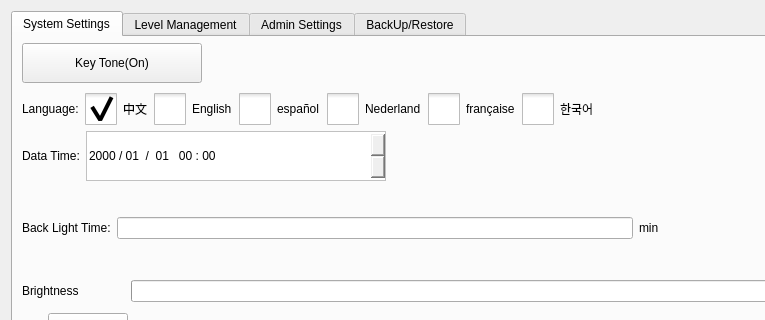
The window that hcsettings/ichcsystemsettingsframe.ui (dongdong-2009/3-5AxisRobot) describes before a commit, drawn with Qt 5; both pictures show x 0 to 765 and y 0 to 320 of the 1196 by 463 pixel window.
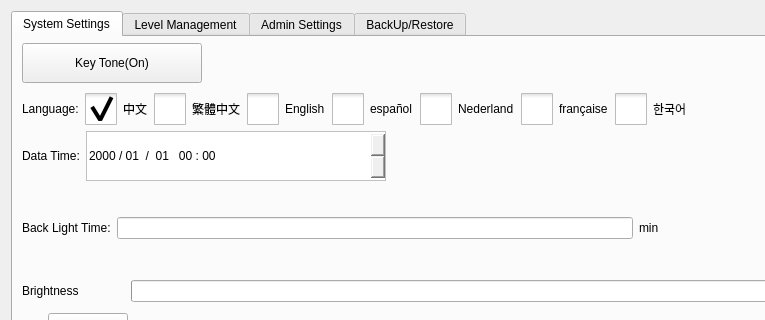
The same window after the commit. Icons and pictures are not drawn. Custom widgets are drawn as their Qt base class.

Diff of the .ui file:
```diff
--- a/hcsettings/ichcsystemsettingsframe.ui
+++ b/hcsettings/ichcsystemsettingsframe.ui
@@ -170,6 +170,44 @@
            </attribute>
           </widget>
          </item>
+         <item>
+          <widget class="QCheckBox" name="hkBox">
+           <property name="styleSheet">
+            <string notr="true">::indicator {
+     width: 32px;
+     height: 32px;
+ }
+
+::indicator:unchecked 
+{
+     image: url(:/resource/check_unchecked.png);
+ }
+::indicator:checked 
+{
+     image: url(:/resource/check_checked.png);
+ }
+
+QRadioButton::indicator:checked:disabled
+{
+ image: url(:/resource/check_checked_disable.png);
+}
+
+QRadioButton::indicator:unchecked:disabled
+{
+ image: url(:/resource/check_unchecked_disable.png);
+}</string>
+           </property>
+           <property name="text">
+            <string notr="true">繁體中文</string>
+           </property>
+           <property name="checked">
+            <bool>false</bool>
+           </property>
+           <attribute name="buttonGroup">
+            <string notr="true">languageButtonGroup</string>
+           </attribute>
+          </widget>
+         </item>
          <item>
           <widget class="QCheckBox" name="englishBox">
            <property name="styleSheet">
```
